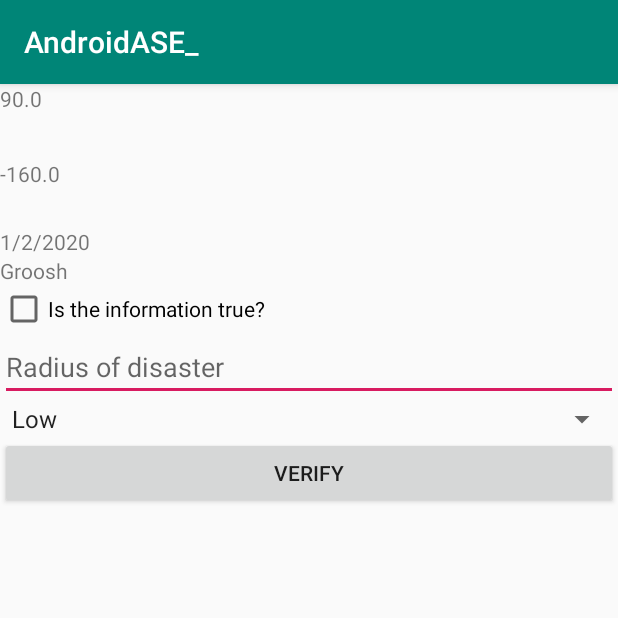
After one commit to guroosh/City-Disaster-Management---Android, an Android app: the VerificationActivity screen opened directly, with no data from a screen before it, on a phone screen of 412 x 824 dp, the top half of it. The commit adds this screen. Run offline under Robolectric (Android 15) with nearby library versions, the phone set to English and light mode, and no system bars; 1 statement that could not run was skipped.

Commit message:
Added verification UI.

```diff
--- a/app/src/main/AndroidManifest.xml
+++ b/app/src/main/AndroidManifest.xml
@@ -21,7 +21,6 @@
     <uses-permission android:name="android.permission.READ_EXTERNAL_STORAGE" />
     <uses-permission android:name="android.permission.SYSTEM_ALERT_WINDOW" />
 
-
     <application
         android:allowBackup="true"
         android:icon="@mipmap/ic_launcher"
@@ -31,6 +30,7 @@
         android:theme="@style/AppTheme"
         android:usesCleartextTraffic="true"
         tools:ignore="AllowBackup,GoogleAppIndexingWarning">
+        <activity android:name=".activities.VerificationActivity"></activity>
         <activity android:name=".activities.RegistrationActivity" />
         <activity android:name=".activities.NotificationActivity" />
 
--- a/app/src/main/java/com/example/androidase_/activities/MainActivity.java
+++ b/app/src/main/java/com/example/androidase_/activities/MainActivity.java
@@ -79,6 +79,17 @@ public class MainActivity extends AppCompatActivity {
             }
         });
 
+        Button verificationButton = findViewById(R.id.buttonVerification);
+        verificationButton.setOnClickListener(new View.OnClickListener() {
+            public void onClick(View v) {
+                Intent myIntent = new Intent(MainActivity.this, VerificationActivity.class);
+                myIntent.putExtra("key", "test");
+                MainActivity.this.startActivity(myIntent);
+            }
+        });
+
+
+
 //        Button buttonHttp = this.findViewById(R.id.button_http);
 //        buttonHttp.setOnClickListener(new View.OnClickListener() {
 //            @Override
--- /dev/null
+++ b/app/src/main/java/com/example/androidase_/activities/VerificationActivity.java
@@ -0,0 +1,46 @@
+package com.example.androidase_.activities;
+
+import androidx.appcompat.app.AppCompatActivity;
+
+import android.content.Intent;
+import android.os.Bundle;
+import android.view.View;
+import android.widget.Button;
+import android.widget.TextView;
+
+import com.example.androidase_.R;
+import com.example.androidase_.object_classes.ReportedDisaster;
+
+public class VerificationActivity extends AppCompatActivity {
+
+    @Override
+    protected void onCreate(Bundle savedInstanceState) {
+
+        ReportedDisaster reportedDisaster = new ReportedDisaster();
+        reportedDisaster.createTestValue();
+        super.onCreate(savedInstanceState);
+        setContentView(R.layout.activity_verification);
+        this.loadValue(reportedDisaster);
+
+        Button verificationButton = findViewById(R.id.buttonVerification);
+        verificationButton.setOnClickListener(new View.OnClickListener() {
+            public void onClick(View v) {
+                //Intent myIntent = new Intent(MainActivity.this, VerificationActivity.class);
+               // myIntent.putExtra("key", "test");
+               // MainActivity.this.startActivity(myIntent);
+            }
+        });
+    }
+    protected void loadValue(ReportedDisaster reportedDisaster){
+        TextView latitude = findViewById(R.id.verification_TextViewLatitude);
+        latitude.setText(String.valueOf(reportedDisaster.getLocation().latitude));
+        TextView longtitude = findViewById(R.id.verification_TextViewLongtitude);
+        longtitude.setText(String.valueOf(reportedDisaster.getLocation().longitude));
+        //TextView radius = findViewById(R.id.verification_EditTextRadius);
+        //radius.setText(String.valueOf(reportedDisaster.getRadius()));
+        TextView verifiedBy = findViewById(R.id.verification_TextViewVerifiedBy);
+        verifiedBy.setText(reportedDisaster.getVerifiedBy());
+        TextView time = findViewById(R.id.verification_TextViewVerifiedTime);
+        time.setText(String.valueOf(reportedDisaster.getTime()));
+    }
+}
--- a/app/src/main/java/com/example/androidase_/object_classes/ReportedDisaster.java
+++ b/app/src/main/java/com/example/androidase_/object_classes/ReportedDisaster.java
@@ -5,25 +5,36 @@ import com.google.android.gms.maps.model.LatLng;
 public class ReportedDisaster {
     private LatLng location;
     private double radius = 0;  // in meters
+    private String time;
+    private String verifiedBy;
 
     public LatLng getLocation() {
         return location;
     }
-
     public void setLocation(LatLng location) {
         this.location = location;
     }
-
+    public String getTime(){return time;}
+    public void setTime(String time){this.time = time;}
     public double getRadius() {
         return radius;
     }
-
     public void setRadius(double radius) {
         this.radius = radius;
     }
+    public String getVerifiedBy(){return verifiedBy;}
+    public void setVerifiedBy(String verifiedBy){this.verifiedBy = verifiedBy;}
+
 
     public boolean amIInsideTheDisaster(LatLng userLocation)
     {
         return false;
     }
+
+    public void createTestValue(){
+        setLocation(new LatLng(100,200));
+        //setRadius(1000);
+        setTime("1/2/2020");
+        setVerifiedBy("Groosh");
+    }
 }
--- a/app/src/main/res/layout/activity_main.xml
+++ b/app/src/main/res/layout/activity_main.xml
@@ -81,5 +81,11 @@
             android:layout_height="wrap_content"
             android:id="@+id/notification_button"
             android:text="Notification Button" />
+
+        <Button
+            android:id="@+id/buttonVerification"
+            android:layout_width="match_parent"
+            android:layout_height="wrap_content"
+            android:text="Verification" />
     </LinearLayout>
 </androidx.constraintlayout.widget.ConstraintLayout>
--- /dev/null
+++ b/app/src/main/res/layout/activity_verification.xml
@@ -0,0 +1,64 @@
+<?xml version="1.0" encoding="utf-8"?>
+<LinearLayout xmlns:android="http://schemas.android.com/apk/res/android"
+    xmlns:app="http://schemas.android.com/apk/res-auto"
+    xmlns:tools="http://schemas.android.com/tools"
+    android:orientation="vertical"
+    android:layout_width="match_parent"
+    android:layout_height="match_parent"
+    tools:context=".activities.VerificationActivity">
+
+    <TextView
+        android:id="@+id/verification_TextViewLatitude"
+        android:layout_width="269dp"
+        android:layout_height="50dp"
+        android:text=""
+        tools:layout_editor_absoluteX="48dp"
+        tools:layout_editor_absoluteY="48dp" />
+
+    <TextView
+        android:id="@+id/verification_TextViewLongtitude"
+        android:layout_width="271dp"
+        android:layout_height="45dp"
+        android:text="" />
+
+    <TextView
+        android:id="@+id/verification_TextViewVerifiedTime"
+        android:layout_width="260dp"
+        android:layout_height="wrap_content"
+        android:text="" />
+
+    <TextView
+        android:id="@+id/verification_TextViewVerifiedBy"
+        android:layout_width="match_parent"
+        android:layout_height="wrap_content"
+        android:text="" />
+
+    <CheckBox
+        android:id="@+id/verification_CheckBoxIsInfoTrue"
+        android:layout_width="match_parent"
+        android:layout_height="wrap_content"
+        android:text="Is the information true?"
+        android:checked="false" />
+
+    <EditText
+        android:id="@+id/verification_EditTextRadius"
+        android:layout_width="match_parent"
+        android:layout_height="wrap_content"
+        android:ems="10"
+        android:inputType="textPersonName"
+        android:text=""
+        android:hint="Radius of disaster"/>
+
+    <Spinner
+        android:id="@+id/verification_SpinnerScale"
+        android:layout_width="match_parent"
+        android:layout_height="wrap_content"
+        android:entries="@array/arrayScaleOfDisaster"/>
+
+    <Button
+        android:id="@+id/verification_buttonVerify"
+        android:layout_width="match_parent"
+        android:layout_height="wrap_content"
+        android:text="Verify" />
+
+</LinearLayout>
--- a/app/src/main/res/values/strings.xml
+++ b/app/src/main/res/values/strings.xml
@@ -13,4 +13,9 @@
         <item>Traffic Management</item>
         <item>Others</item>
     </string-array>
+    <string-array name="arrayScaleOfDisaster">
+        <item>Low</item>
+        <item>Medium</item>
+        <item>High</item>
+    </string-array>
 </resources>
```
